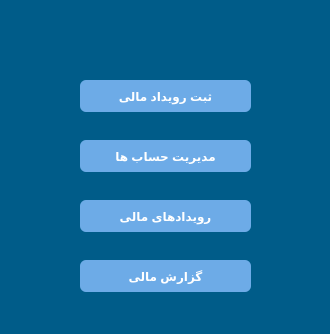
This is ui/workpage.ui in salehreal/PersonalAccounting as Qt 5 draws it before an edit. The edited form follows.
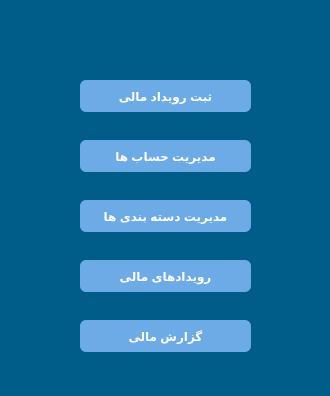
This is the edited form.

Diff of the .ui file:
```diff
--- a/ui/workpage.ui
+++ b/ui/workpage.ui
@@ -7,7 +7,7 @@
     <x>0</x>
     <y>0</y>
     <width>330</width>
-    <height>334</height>
+    <height>396</height>
    </rect>
   </property>
   <property name="windowTitle">
@@ -104,7 +104,7 @@
    <property name="geometry">
     <rect>
      <x>80</x>
-     <y>260</y>
+     <y>320</y>
      <width>171</width>
      <height>32</height>
     </rect>
@@ -132,7 +132,7 @@
    <property name="geometry">
     <rect>
      <x>80</x>
-     <y>200</y>
+     <y>260</y>
      <width>171</width>
      <height>32</height>
     </rect>
@@ -156,6 +156,34 @@
     <string>رویدادهای مالی</string>
    </property>
   </widget>
+  <widget class="QPushButton" name="CategoriesButton">
+   <property name="geometry">
+    <rect>
+     <x>80</x>
+     <y>200</y>
+     <width>171</width>
+     <height>32</height>
+    </rect>
+   </property>
+   <property name="styleSheet">
+    <string notr="true">QPushButton {
+	font: 16pt &quot;.AppleSystemUIFont&quot;;
+    background-color:rgb(109, 171, 231);
+    color: white;
+    border-radius: 6px;
+    padding: 6px 12px;
+    font-weight: bold;
+}
+QPushButton:hover {
+    background-color: rgb(109, 160, 200);
+}
+
+</string>
+   </property>
+   <property name="text">
+    <string>مدیریت دسته بندی ها</string>
+   </property>
+  </widget>
  </widget>
  <resources/>
  <connections/>
```
